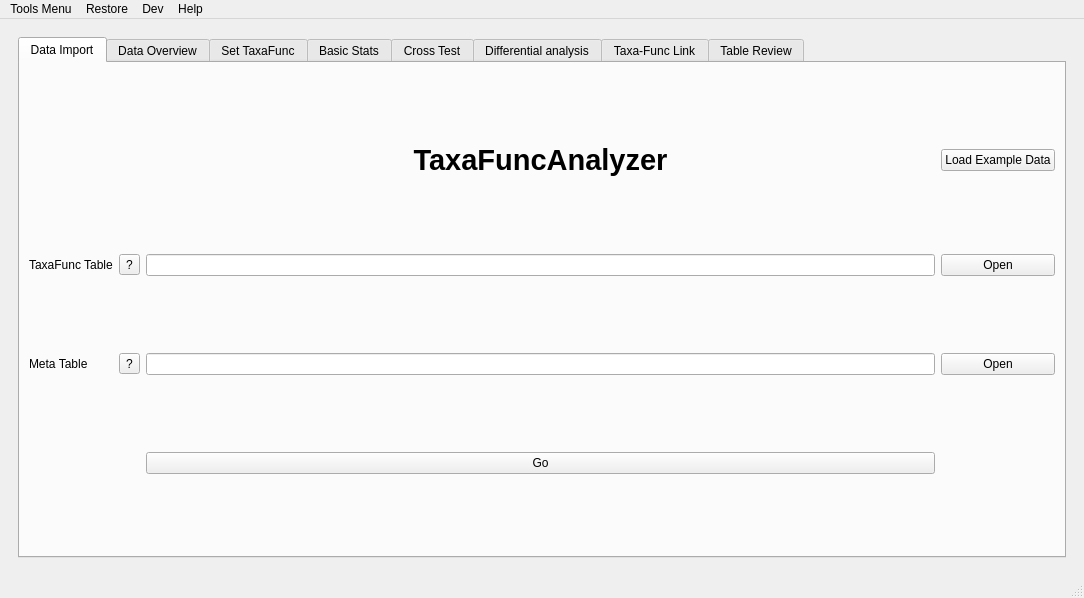
The window that utils/MetaX_GUI/MainWindow.ui (byemaxx/MetaX) describes before a commit, drawn with Qt 5.
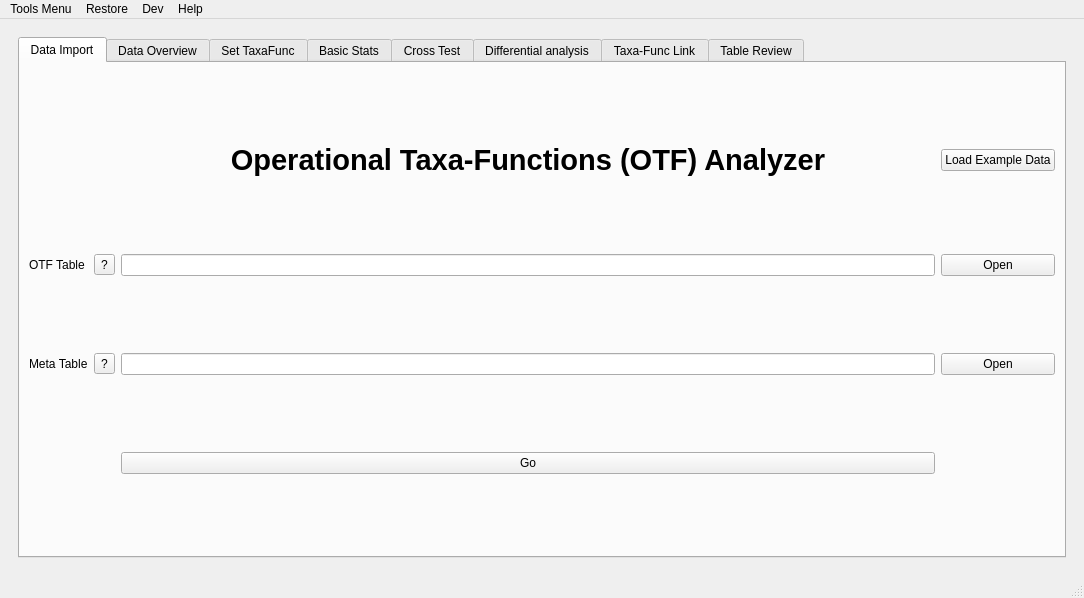
The same window after the commit. The open tabs and pages were chosen to show the change.

Commit message: Updated the text in the GUI, TaxaFunc -> OTF

What changed in the file:
```diff
--- a/utils/MetaX_GUI/MainWindow.ui
+++ b/utils/MetaX_GUI/MainWindow.ui
@@ -112,7 +112,7 @@
             <item row="2" column="0">
              <widget class="QLabel" name="label_12">
               <property name="text">
-               <string>TaxaFunc Table</string>
+               <string>OTF Table</string>
               </property>
              </widget>
             </item>
@@ -153,7 +153,7 @@
                <enum>Qt::LeftToRight</enum>
               </property>
               <property name="text">
-               <string>TaxaFuncAnalyzer</string>
+               <string>Operational Taxa-Functions (OTF) Analyzer</string>
               </property>
               <property name="alignment">
                <set>Qt::AlignCenter</set>
```
Left out of the diff: 12 changed lines with no effect on the pictures. The commit also changes 3 other files.
